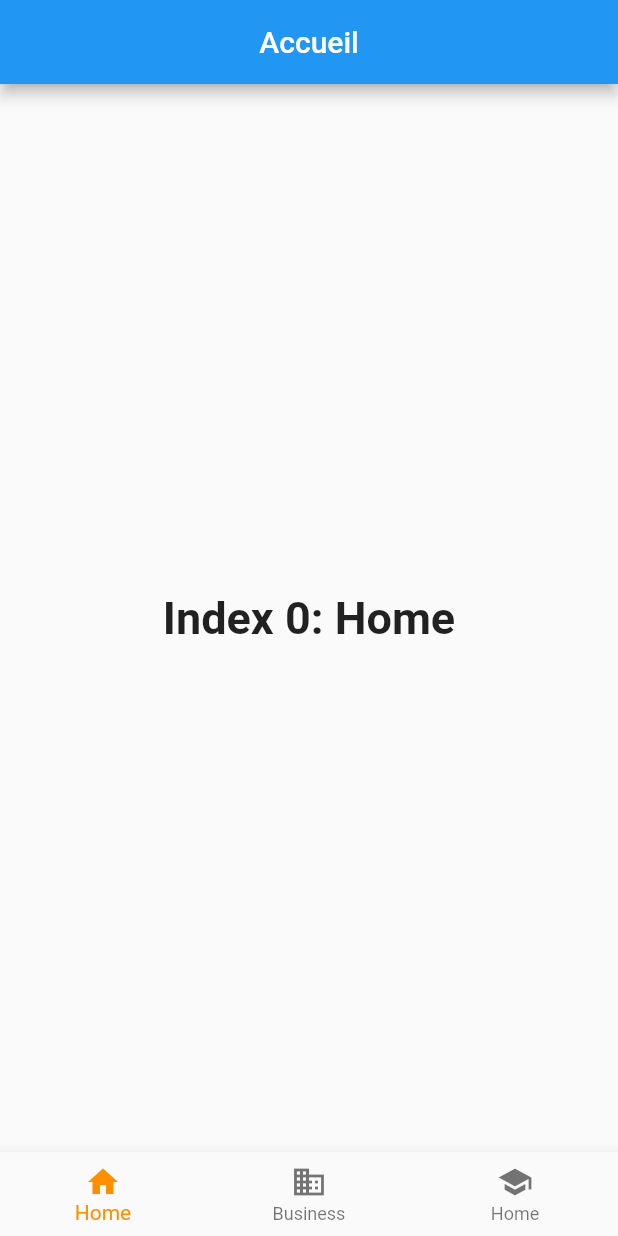
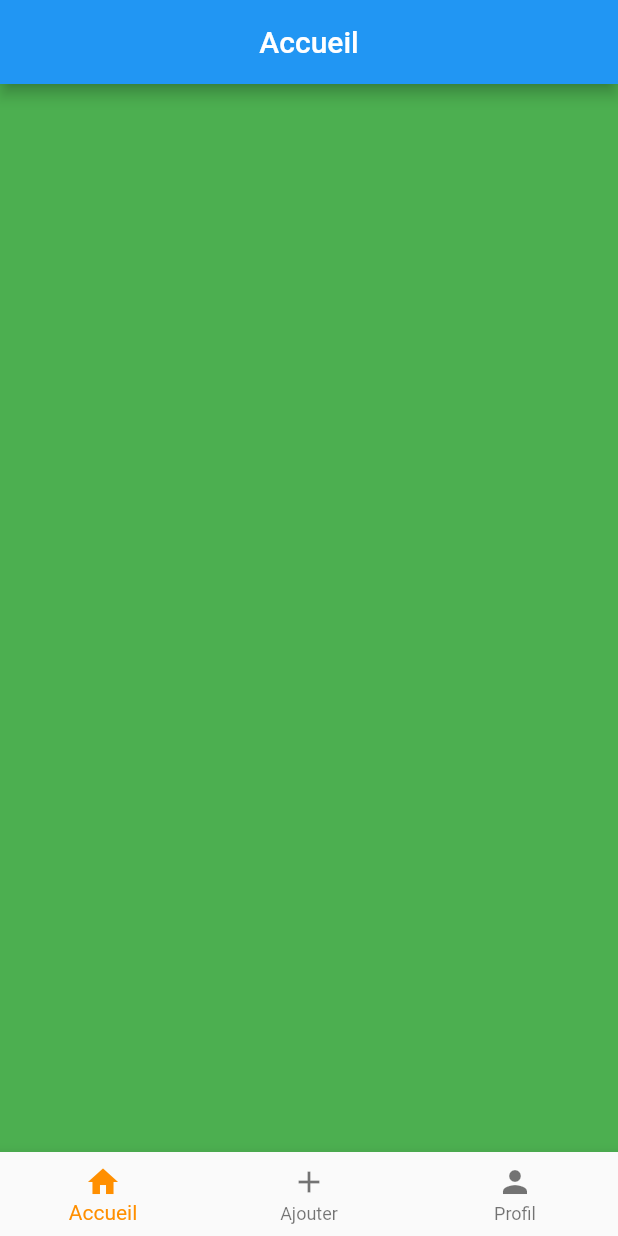
Before and after one commit to Roxane-D/app_socialmedia, a Flutter app: the screen it shows after launch, on a phone screen of 412 x 824 dp. Run offline on Flutter 3.47's test engine with Material 2 defaults, Android fonts, the phone set to English and light mode, and no system bars.

Commit message:
:recycle: Improved navigation page

```diff
--- /dev/null
+++ b/lib/add-page.dart
@@ -0,0 +1,10 @@
+import 'package:flutter/material.dart';
+
+class AddPage extends StatelessWidget {
+  @override
+  Widget build(BuildContext context) {
+    return Container(
+      color: Colors.blue,
+    );
+  }
+}
--- /dev/null
+++ b/lib/home-page.dart
@@ -0,0 +1,10 @@
+import 'package:flutter/material.dart';
+
+class HomePage extends StatelessWidget {
+  @override
+  Widget build(BuildContext context) {
+    return Container(
+      color: Colors.green,
+    );
+  }
+}
--- a/lib/main.dart
+++ b/lib/main.dart
@@ -1,4 +1,7 @@
 import 'package:flutter/material.dart';
+import 'home-page.dart';
+import 'add-page.dart';
+import 'profil_page.dart';
 
 void main() {
   runApp(MyApp());
@@ -11,39 +14,28 @@ class MyApp extends StatelessWidget {
   Widget build(BuildContext context) {
     return MaterialApp(
       title: _title,
-      home: MyStatefulWidget(),
+      home: TabsPage(),
     );
   }
 }
 
-class MyStatefulWidget extends StatefulWidget {
-  MyStatefulWidget({Key key}) : super(key: key);
+class TabsPage extends StatefulWidget {
+  TabsPage({Key key}) : super(key: key);
 
   @override
-  _MyStatefulWidgetState createState() => _MyStatefulWidgetState();
+  _TabsPageState createState() => _TabsPageState();
 }
 
-class _MyStatefulWidgetState extends State<MyStatefulWidget> {
+class _TabsPageState extends State<TabsPage> {
   int _selectedIndex = 0;
-  static const TextStyle optionStyle =
-  TextStyle(fontSize: 30, fontWeight: FontWeight.bold);
-  static const List<Widget> _widgetOptions = <Widget>[
-    Text(
-      'Index 0: Home',
-      style: optionStyle,
-    ),
-    Text(
-      'Index 1: Business',
-      style: optionStyle,
-    ),
-    Text(
-      'Index 2: School',
-      style: optionStyle,
-    ),
+  List<Widget> _widgetOptions = <Widget>[
+    HomePage(),
+    AddPage(),
+    ProfilPage(),
   ];
   static const List<String> _widgetTitle = <String>[
     'Accueil',
-    'Ajouter',
+    'Ajouter un post',
     'Profil',
   ];
 
@@ -67,15 +59,15 @@ class _MyStatefulWidgetState extends State<MyStatefulWidget> {
         items: const <BottomNavigationBarItem>[
           BottomNavigationBarItem(
             icon: Icon(Icons.home),
-            title: Text('Home'),
+            title: Text('Accueil'),
           ),
           BottomNavigationBarItem(
-            icon: Icon(Icons.business),
-            title: Text('Business'),
+            icon: Icon(Icons.add),
+            title: Text('Ajouter'),
           ),
           BottomNavigationBarItem(
-            icon: Icon(Icons.school),
-            title: Text('Home'),
+            icon: Icon(Icons.person),
+            title: Text('Profil'),
           ),
         ],
         currentIndex: _selectedIndex,
--- /dev/null
+++ b/lib/profil_page.dart
@@ -0,0 +1,10 @@
+import 'package:flutter/material.dart';
+
+class ProfilPage extends StatelessWidget {
+  @override
+  Widget build(BuildContext context) {
+    return Container(
+      color: Colors.red,
+    );
+  }
+}
```
